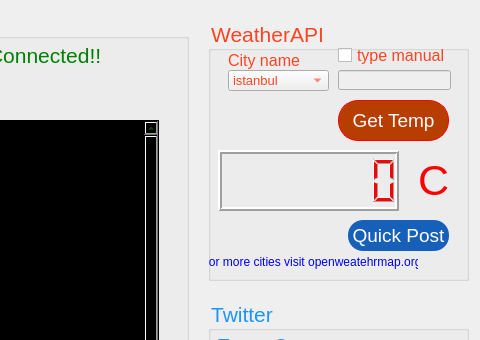
Old version of the form MainWindow.ui in the repository avni25/twit-ard-con; both pictures show x 172 to 652 and y 0 to 340 of the 652 by 570 pixel window.
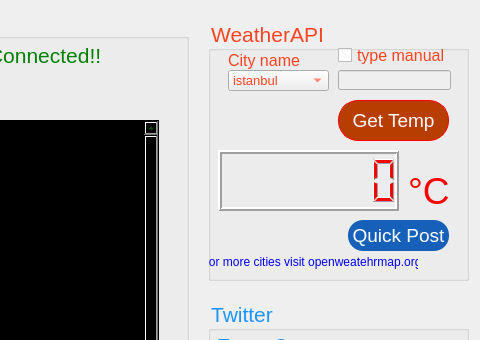
New version of the form. Icons and pictures are not drawn.

Patch:
```diff
--- a/MainWindow.ui
+++ b/MainWindow.ui
@@ -381,22 +381,22 @@
     <widget class="QLabel" name="label_2">
      <property name="geometry">
       <rect>
-       <x>210</x>
-       <y>130</y>
-       <width>31</width>
-       <height>61</height>
+       <x>200</x>
+       <y>150</y>
+       <width>41</width>
+       <height>41</height>
       </rect>
      </property>
      <property name="font">
       <font>
-       <pointsize>32</pointsize>
+       <pointsize>28</pointsize>
       </font>
      </property>
      <property name="styleSheet">
       <string notr="true">color: red;</string>
      </property>
      <property name="text">
-      <string>C</string>
+      <string>°C</string>
      </property>
     </widget>
     <widget class="QPushButton" name="btn_link_weather">
```
